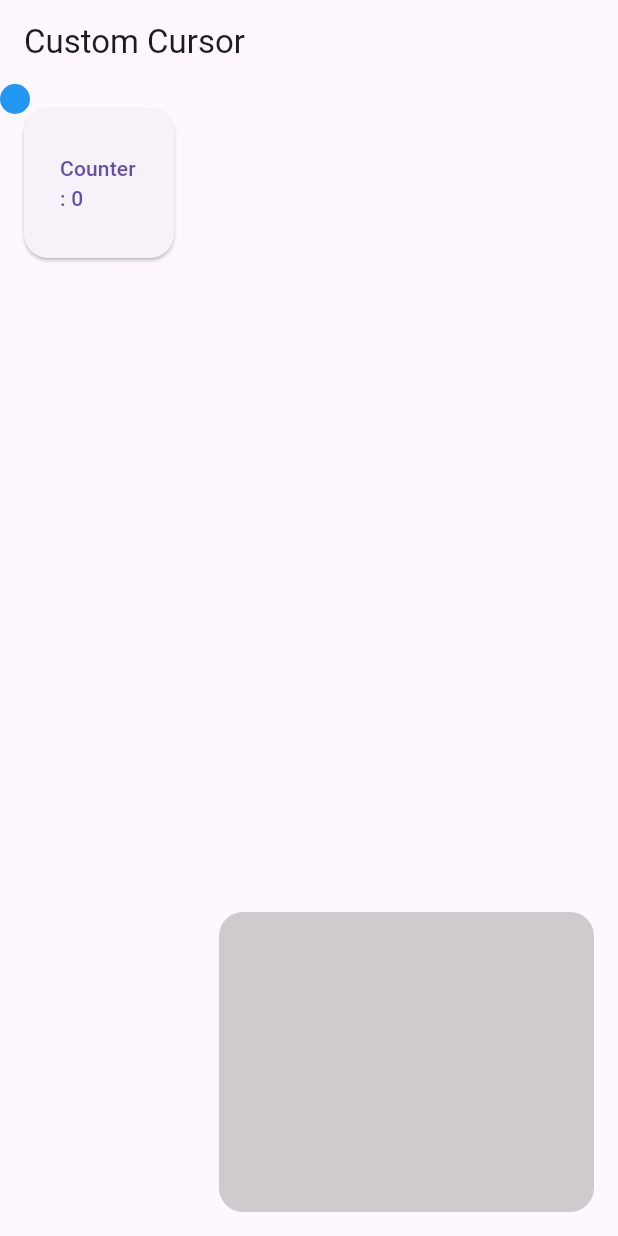
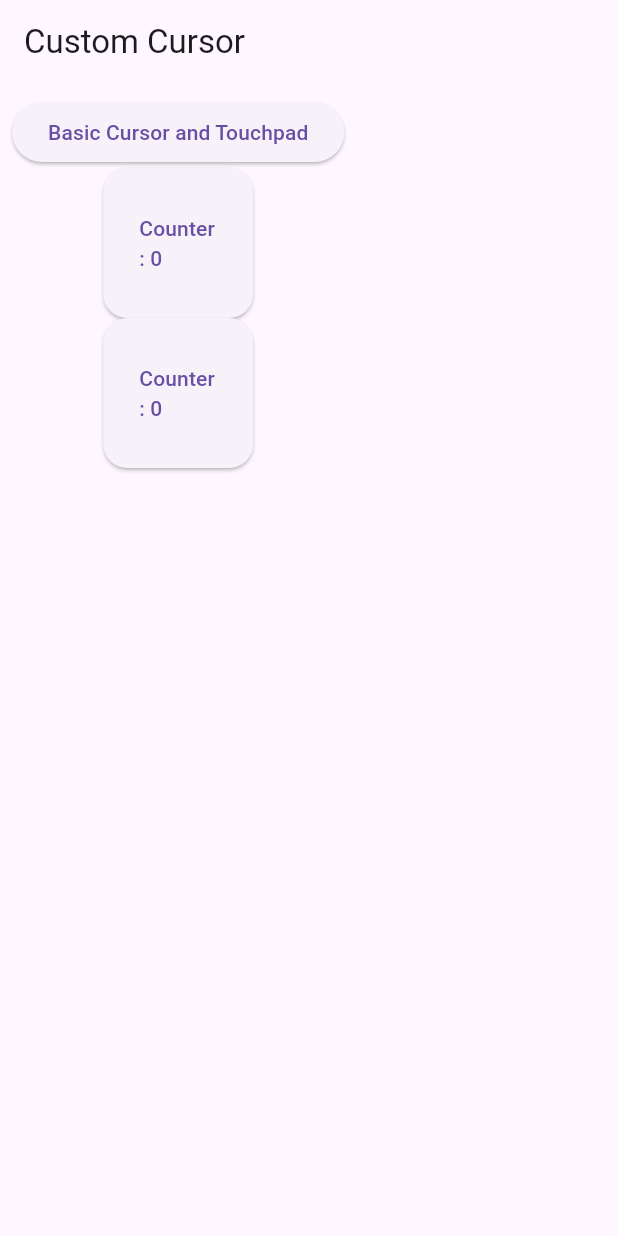
Before and after one commit to twhc20/one_handed_cursor, a Flutter app: the screen it shows after launch, on a phone screen of 412 x 824 dp. Run offline on Flutter 3.47's test engine with Material 3 defaults, Android fonts, the phone set to English and light mode, and no system bars; our stand-ins replace flutter_riverpod.

Commit message:
Refactored to use riverpod

```diff
--- a/lib/custom_widgets/button.dart
+++ b/lib/custom_widgets/button.dart
@@ -1,62 +1,49 @@
 import 'package:flutter/material.dart';
-import 'package:provider/provider.dart';
+import 'package:flutter_riverpod/flutter_riverpod.dart';
 
-class ButtonNotfiier extends ChangeNotifier {
-  ValueNotifier<int> counter = ValueNotifier(0);
+final counterStateProvider = StateProvider.family((ref, id) => 0);
 
-  void increment() {
-    counter.value++;
-    notifyListeners();
-  }
-
-  int getCounter() {
-    return counter.value;
-  }
-}
-
-class Button extends StatelessWidget {
+class Button extends ConsumerWidget {
   final double x;
   final double y;
   final double width;
   final double height;
-  ValueNotifier<int> counter = ValueNotifier(0);
+  final String id;
 
-  Button(
-      {Key? key, this.x = 5, this.y = 10, this.width = 100, this.height = 100})
-      : super(key: key);
+  const Button(
+      {this.x = 0,
+      this.y = 0,
+      this.width = 100,
+      this.height = 100,
+      required this.id,
+      super.key});
 
   Rect getRect() {
     return Rect.fromLTWH(x, y, width, height);
   }
 
   @override
-  Widget build(BuildContext context) {
-    final buttonNotifier = Provider.of<ButtonNotfiier>(context);
+  Widget build(BuildContext context, WidgetRef ref) {
+    final value = ref.watch(counterStateProvider(id));
     return Positioned(
         left: x,
         top: y,
         child: GestureDetector(
             behavior: HitTestBehavior.translucent,
-          child: ValueListenableBuilder(
-            valueListenable: counter,
-            builder: (context, int counter, child) {
-              return SizedBox(
+            child: SizedBox(
               width: width,
               height: height,
               child: ElevatedButton(
-                  onPressed: () => buttonNotifier
-                      .increment(), // Disable the button's own onPressed event
+                onPressed: () => ref
+                    .read(counterStateProvider(id).notifier)
+                    .state++,
                 style: ElevatedButton.styleFrom(
                   shape: RoundedRectangleBorder(
                     borderRadius: BorderRadius.circular(16.0),
                   ),
                 ),
-                  child: Text(
-                      'Counter: ${buttonNotifier.getCounter().toString()}'),
+                child: Text('Counter: $value'),
               ),
-              );
-            },
-          ),
-        ));
+            )));
   }
 }
--- a/lib/custom_widgets/cursor.dart
+++ b/lib/custom_widgets/cursor.dart
@@ -1,57 +1,145 @@
 import 'package:flutter/material.dart';
-import 'package:provider/provider.dart';
+import 'package:flutter_riverpod/flutter_riverpod.dart';
 
-class CursorNotifier extends ChangeNotifier {
-  double positionX = 0;
-  double positionY = 0;
-  double screenWidth = 0;
-  double screenHeight = 0;
-  double radius;
-  double bottomPadding = 0;
+// class CursorNotifier extends ChangeNotifier {
+//   double positionX = 0;
+//   double positionY = 0;
+//   double screenWidth = 0;
+//   double screenHeight = 0;
+//   double radius;
+//   double bottomPadding = 0;
 
-  CursorNotifier({this.radius = 10.0});
+//   CursorNotifier({this.radius = 10.0});
 
-  Offset get position => Offset(positionX, positionY);
+//   Offset get position => Offset(positionX, positionY);
 
-  Rect get rect => Rect.fromLTWH(positionX, positionY, radius * 2, radius * 2);
+//   Rect get rect => Rect.fromLTWH(positionX, positionY, radius * 2, radius * 2);
 
-  void updateScreenSize(double width, double height, double bottomPadding) {
-    screenWidth = width;
-    screenHeight = height;
-    this.bottomPadding = bottomPadding;
-  }
+//   void updateScreenSize(double width, double height, double bottomPadding) {
+//     screenWidth = width;
+//     screenHeight = height;
+//     this.bottomPadding = bottomPadding;
+//   }
+
+//   void updatePosition(double x, double y) {
+//     positionX = x.clamp(0, screenWidth - radius * 2);
+//     positionY = y.clamp(0, screenHeight - radius * 2 - bottomPadding);
+//     notifyListeners();
+//   }
+// }
+
+// class Cursor extends StatelessWidget {
+//   final double radius;
+
+//   const Cursor({Key? key, this.radius = 10.0}) : super(key: key);
+
+//   @override
+//   Widget build(BuildContext context) {
+//     final cursorNotifier = Provider.of<CursorNotifier>(context);
+//     final screenSize = MediaQuery.of(context).size;
+//     final bottomPadding = MediaQuery.of(context).padding.bottom;
+//     cursorNotifier.updateScreenSize(
+//         screenSize.width, screenSize.height, bottomPadding);
+
+//     return Positioned(
+//       left: cursorNotifier.positionX,
+//       top: cursorNotifier.positionY,
+//       child: Container(
+//         width: radius * 2,
+//         height: radius * 2,
+//         decoration: const BoxDecoration(
+//           shape: BoxShape.circle,
+//           color: Colors.blue,
+//         ),
+//       ),
+//     );
+//   }
+// }
+
+@immutable
+class CursorState {
+  final double positionX;
+  final double positionY;
+  final double radius;
+
+  const CursorState(
+      {this.positionX = 0, this.positionY = 0, this.radius = 10.0});
+}
+
+class CursorNotifier extends StateNotifier<CursorState> {
+  CursorNotifier() : super(const CursorState());
 
   void updatePosition(double x, double y) {
-    positionX = x.clamp(0, screenWidth - radius * 2);
-    positionY = y.clamp(0, screenHeight - radius * 2 - bottomPadding);
-    notifyListeners();
+    state = CursorState(positionX: x, positionY: y);
   }
 }
 
-class Cursor extends StatelessWidget {
+final cursorNotifier =
+    StateNotifierProvider<CursorNotifier, CursorState>((ref) => CursorNotifier());
+
+// class CursorWidget extends ConsumerWidget {
+//   final double initialPositionX;
+//   final double initialPositionY;
+//   final double radius;
+
+//   const CursorWidget(
+//       {this.initialPositionX = 0,
+//       this.initialPositionY = 0,
+//       this.radius = 10,
+//       super.key});
+
+//   @override
+//   Widget build(BuildContext context, WidgetRef ref) {
+//     CursorState cursorPosition = ref.watch(cursorNotfier);
+
+//     // final screenSize = MediaQuery.of(context).size;
+//     // final bottomPadding = MediaQuery.of(context).padding.bottom;
+
+//     return Positioned(
+//       left: cursorPosition.positionX,
+//       top: cursorPosition.positionY,
+//       child: Container(
+//         width: cursorPosition.radius * 2,
+//         height: cursorPosition.radius * 2,
+//         decoration: const BoxDecoration(
+//           shape: BoxShape.circle,
+//           color: Colors.blue,
+//         ),
+//       ),
+//     );
+//   }
+// }
+
+
+class CursorWidget extends ConsumerWidget {
+  final double initialPositionX;
+  final double initialPositionY;
   final double radius;
 
-  const Cursor({Key? key, this.radius = 10.0}) : super(key: key);
+  const CursorWidget({
+    this.initialPositionX = 0,
+    this.initialPositionY = 0,
+    this.radius = 10,
+    super.key,
+  });
 
   @override
-  Widget build(BuildContext context) {
-    final cursorNotifier = Provider.of<CursorNotifier>(context);
-    final screenSize = MediaQuery.of(context).size;
-    final bottomPadding = MediaQuery.of(context).padding.bottom;
-    cursorNotifier.updateScreenSize(
-        screenSize.width, screenSize.height, bottomPadding);
+  Widget build(BuildContext context, WidgetRef ref) {
+    final cursorPosition = ref.watch(cursorNotifier);
 
-    return Positioned(
-      left: cursorNotifier.positionX,
-      top: cursorNotifier.positionY,
-      child: Container(
-        width: radius * 2,
-        height: radius * 2,
-        decoration: const BoxDecoration(
-          shape: BoxShape.circle,
-          color: Colors.blue,
+    return Stack(
+      children: [Positioned(
+        left: cursorPosition.positionX,
+        top: cursorPosition.positionY,
+        child: Container(
+          width: cursorPosition.radius * 2,
+          height: cursorPosition.radius * 2,
+          decoration: BoxDecoration(
+            shape: BoxShape.circle,
+            color: Colors.grey.withOpacity(0.2),
+          ),
         ),
       ),
-    );
+    ]);
   }
 }
--- a/lib/main.dart
+++ b/lib/main.dart
@@ -1,70 +1,86 @@
 import 'package:flutter/material.dart';
-import 'package:one_handed_cursor/custom_widgets/button.dart';
-import 'package:provider/provider.dart';
+import 'package:flutter_riverpod/flutter_riverpod.dart';
+import 'package:one_handed_cursor/pages/home_page.dart';
 
-import 'custom_widgets/cursor.dart';
-import 'custom_widgets/touchpad.dart';
-import 'helper_functions/check_overlap.dart';
+
+// void main() {
+//   runApp(
+//     MultiProvider(
+//       providers: [
+//         ChangeNotifierProvider(
+//           create: (context) => CursorNotifier(),
+//         ),
+//         ChangeNotifierProvider(
+//           create: (context) => ButtonNotfiier(),
+//         ),
+//       ],
+//       child: const MyApp(),
+//     ),
+//   );
+// }
+
+// class MyApp extends StatefulWidget {
+//   const MyApp({super.key});
+
+//   @override
+//   _MyAppState createState() => _MyAppState();
+// }
+
+// class _MyAppState extends State<MyApp> {
+//   final GlobalKey buttonKey = GlobalKey();
+
+//   @override
+//   Widget build(BuildContext context) {
+//     return MaterialApp(
+//       home: Scaffold(
+//           appBar: AppBar(
+//             title: const Text('Custom Cursor'),
+//           ),
+//           body: Stack(children: [
+//             Button(
+//               key: buttonKey,
+//               x: 16.0,
+//               y: 16.0,
+//             ),
+//             const Cursor(),
+//             Touchpad(
+//               onUpdatePosition: (double x, double y) {
+//                 Provider.of<CursorNotifier>(context, listen: false)
+//                     .updatePosition(x, y);
+//               },
+//               onTap: () {
+//                 Rect cursorRect =
+//                     Provider.of<CursorNotifier>(context, listen: false).rect;
+//                 Button button = buttonKey.currentWidget as Button;
+//                 Rect buttonRect = button.getRect();
+//                 bool isButtonTapped = checkOverlap(cursorRect, buttonRect);
+//                 if (isButtonTapped) {
+//                   Provider.of<ButtonNotfiier>(context, listen: false)
+//                       .increment();
+//                 }
+//                 print("Button tapped: $isButtonTapped");
+//               },
+//             ),
+//           ])),
+//     );
+//   }
+// }
 
 void main() {
-  runApp(
-    MultiProvider(
-      providers: [
-        ChangeNotifierProvider(
-          create: (context) => CursorNotifier(),
-        ),
-        ChangeNotifierProvider(
-          create: (context) => ButtonNotfiier(),
-        ),
-      ],
-      child: const MyApp(),
-    ),
-  );
+  runApp(const ProviderScope(child: MyApp()));
 }
 
-class MyApp extends StatefulWidget {
+class MyApp extends StatelessWidget{
   const MyApp({super.key});
 
   @override
-  _MyAppState createState() => _MyAppState();
-}
-
-class _MyAppState extends State<MyApp> {
-  final GlobalKey buttonKey = GlobalKey();
-
-  @override
-  Widget build(BuildContext context) {
+  Widget build(BuildContext context){
     return MaterialApp(
-      home: Scaffold(
-          appBar: AppBar(
-            title: const Text('Custom Cursor'),
-          ),
-          body: Stack(children: [
-            Button(
-              key: buttonKey,
-              x: 16.0,
-              y: 16.0,
-            ),
-            const Cursor(),
-            Touchpad(
-              onUpdatePosition: (double x, double y) {
-                Provider.of<CursorNotifier>(context, listen: false)
-                    .updatePosition(x, y);
-              },
-              onTap: () {
-                Rect cursorRect =
-                    Provider.of<CursorNotifier>(context, listen: false).rect;
-                Button button = buttonKey.currentWidget as Button;
-                Rect buttonRect = button.getRect();
-                bool isButtonTapped = checkOverlap(cursorRect, buttonRect);
-                if (isButtonTapped) {
-                  Provider.of<ButtonNotfiier>(context, listen: false)
-                      .increment();
-                }
-                print("Button tapped: $isButtonTapped");
-              },
-            ),
-          ])),
+      title: 'Custom Cursor',
+      theme: ThemeData(
+        primarySwatch: Colors.blue,
+      ),
+      home: const HomePage(),
     );
   }
 }
--- /dev/null
+++ b/lib/pages/home_page.dart
@@ -0,0 +1,34 @@
+import 'package:flutter/material.dart';
+import 'package:one_handed_cursor/custom_widgets/button.dart';
+import 'package:one_handed_cursor/pages/basic_cursor_page.dart';
+
+class HomePage extends StatelessWidget {
+  const HomePage({super.key});
+
+  @override
+  Widget build(BuildContext context) {
+    return Scaffold(
+        appBar: AppBar(
+          title: const Text('Custom Cursor'),
+        ),
+        body: Padding(
+          padding: const EdgeInsets.all(8.0),
+          child: Column(children: [
+            ElevatedButton(
+                onPressed: () {
+                  Navigator.push(
+                      context,
+                      MaterialPageRoute(
+                          builder: (context) => const BasicCursorPage()));
+                },
+                child: const Text("Basic Cursor and Touchpad")),
+            const Button(
+              x: 16.0,
+              y: 16.0,
+              id: '1',
+            ),
+            const Button(x: 16.0, y: 36.0, id: '2'),
+          ]),
+        ));
+  }
+}
--- a/pubspec.yaml
+++ b/pubspec.yaml
@@ -31,6 +31,7 @@ dependencies:
   flutter:
     sdk: flutter
   provider: ^6.0.1
+  flutter_riverpod: ^2.4.9
 
 
   # The following adds the Cupertino Icons font to your application.
```
Also changed, not shown: lib/custom_widgets/touchpad.dart (+6 -4 lines), lib/pages/basic_cursor_page.dart (added, +27 -0 lines), pubspec.lock. Lines whose indentation alone changed are shown as unchanged.
